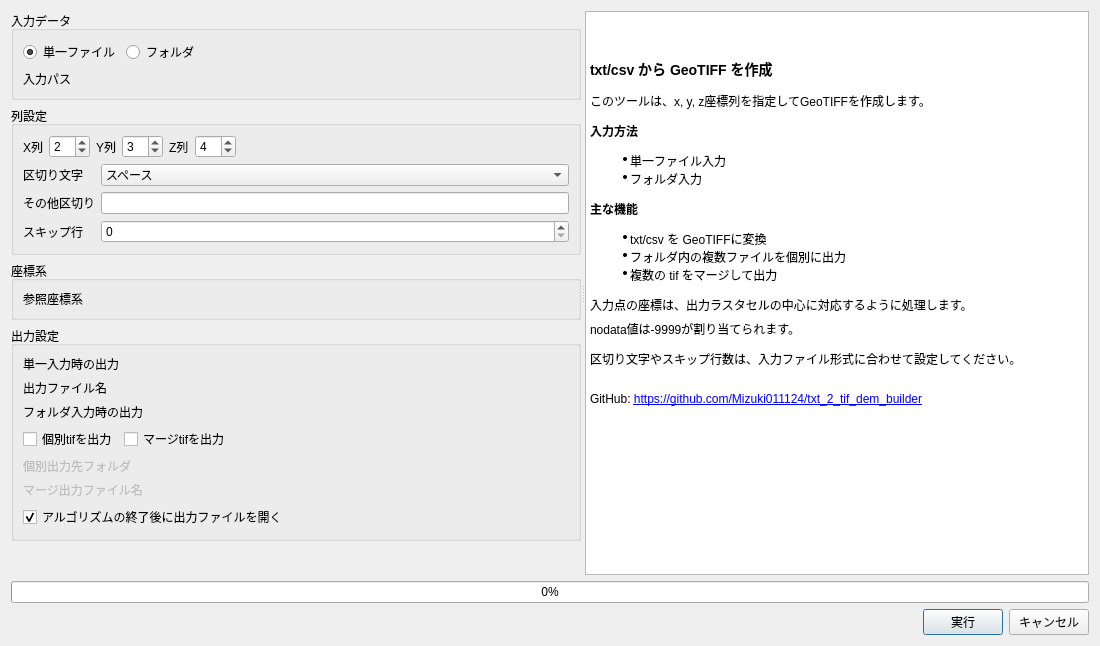
First picture: the form in txt_2_tif_dem_builder_dialog_base.ui, repository Mizuki011124/txt_2_tif_dem_builder, before the edit.
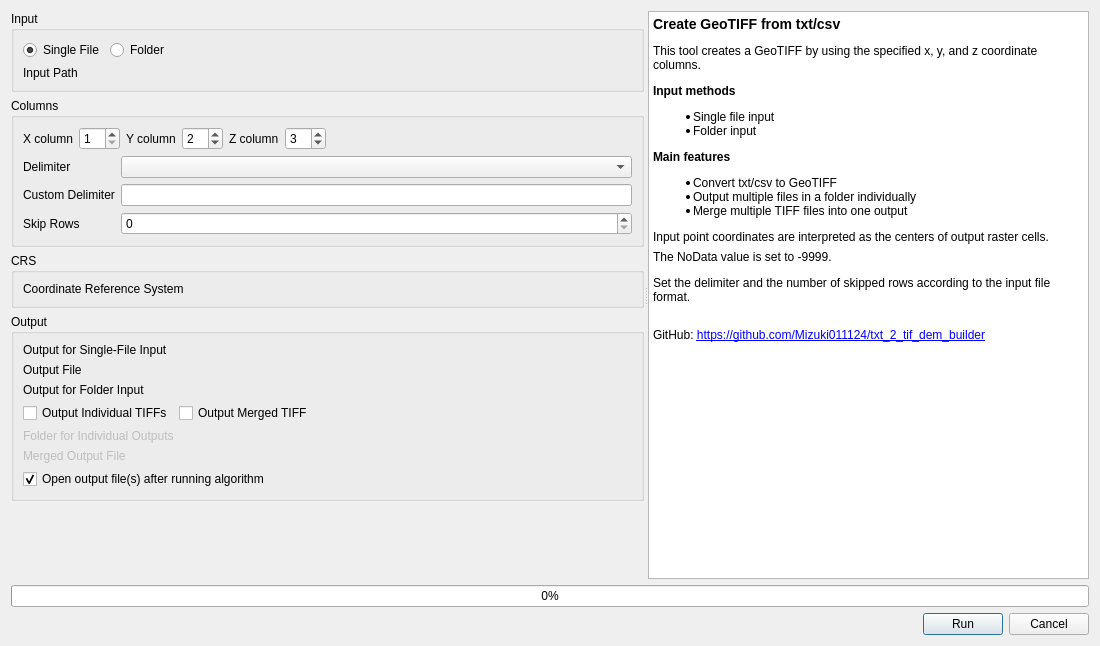
Second picture: the form after the edit. Custom widgets are drawn as their Qt base class.

Commit message: 英語対応実装

```diff
--- a/txt_2_tif_dem_builder_dialog_base.ui
+++ b/txt_2_tif_dem_builder_dialog_base.ui
@@ -23,7 +23,7 @@
        <item>
         <widget class="QGroupBox" name="groupBoxInput">
          <property name="title">
-          <string>入力データ</string>
+          <string>Input</string>
          </property>
          <layout class="QVBoxLayout" name="verticalLayoutInputGroup">
           <item>
@@ -31,7 +31,7 @@
             <item>
              <widget class="QRadioButton" name="radioInputFile">
               <property name="text">
-               <string>単一ファイル</string>
+               <string>Single File</string>
               </property>
               <property name="checked">
                <bool>true</bool>
@@ -41,7 +41,7 @@
             <item>
              <widget class="QRadioButton" name="radioInputFolder">
               <property name="text">
-               <string>フォルダ</string>
+               <string>Folder</string>
               </property>
              </widget>
             </item>
@@ -65,7 +65,7 @@
             <item row="0" column="0">
              <widget class="QLabel" name="labelInputPath">
               <property name="text">
-               <string>入力パス</string>
+               <string>Input Path</string>
               </property>
              </widget>
             </item>
@@ -87,7 +87,7 @@
        <item>
         <widget class="QGroupBox" name="groupBoxColumns">
          <property name="title">
-          <string>列設定</string>
+          <string>Columns</string>
          </property>
          <layout class="QVBoxLayout" name="verticalLayoutColumnsGroup">
           <item>
@@ -95,7 +95,7 @@
             <item>
              <widget class="QLabel" name="labelX">
               <property name="text">
-               <string>X列</string>
+               <string>X column</string>
               </property>
              </widget>
             </item>
@@ -105,14 +105,14 @@
                <number>1</number>
               </property>
               <property name="value">
-               <number>2</number>
+               <number>1</number>
               </property>
              </widget>
             </item>
             <item>
              <widget class="QLabel" name="labelY">
               <property name="text">
-               <string>Y列</string>
+               <string>Y column</string>
               </property>
              </widget>
             </item>
@@ -122,14 +122,14 @@
                <number>1</number>
               </property>
               <property name="value">
-               <number>3</number>
+               <number>2</number>
               </property>
              </widget>
             </item>
             <item>
              <widget class="QLabel" name="labelZ">
               <property name="text">
-               <string>Z列</string>
+               <string>Z column</string>
               </property>
              </widget>
             </item>
@@ -139,7 +139,7 @@
                <number>1</number>
               </property>
               <property name="value">
-               <number>4</number>
+               <number>3</number>
               </property>
              </widget>
             </item>
@@ -163,43 +163,17 @@
             <item row="0" column="0">
              <widget class="QLabel" name="labelDelimiter">
               <property name="text">
-               <string>区切り文字</string>
+               <string>Delimiter</string>
               </property>
              </widget>
             </item>
             <item row="0" column="1">
-             <widget class="QComboBox" name="comboDelimiter">
-              <item>
-               <property name="text">
-                <string>スペース</string>
-               </property>
-              </item>
-              <item>
-               <property name="text">
-                <string>カンマ (,)</string>
-               </property>
-              </item>
-              <item>
-               <property name="text">
-                <string>タブ (\t)</string>
-               </property>
-              </item>
-              <item>
-               <property name="text">
-                <string>セミコロン (;)</string>
-               </property>
-              </item>
-              <item>
-               <property name="text">
-                <string>その他</string>
-               </property>
-              </item>
-             </widget>
+             <widget class="QComboBox" name="comboDelimiter"/>
             </item>
             <item row="1" column="0">
              <widget class="QLabel" name="labelCustomDelimiter">
               <property name="text">
-               <string>その他区切り</string>
+               <string>Custom Delimiter</string>
               </property>
              </widget>
             </item>
@@ -216,7 +190,7 @@
             <item row="2" column="0">
              <widget class="QLabel" name="labelSkip">
               <property name="text">
-               <string>スキップ行</string>
+               <string>Skip Rows</string>
               </property>
              </widget>
             </item>
@@ -238,13 +212,13 @@
        <item>
         <widget class="QGroupBox" name="groupBoxCRS">
          <property name="title">
-          <string>座標系</string>
+          <string>CRS</string>
          </property>
          <layout class="QFormLayout" name="formLayoutCRS">
           <item row="0" column="0">
            <widget class="QLabel" name="labelCRS">
             <property name="text">
-             <string>参照座標系</string>
+             <string>Coordinate Reference System</string>
             </property>
            </widget>
           </item>
@@ -264,13 +238,13 @@
        <item>
         <widget class="QGroupBox" name="groupBoxOutput">
          <property name="title">
-          <string>出力設定</string>
+          <string>Output</string>
          </property>
          <layout class="QVBoxLayout" name="verticalLayoutOutputGroup">
           <item>
            <widget class="QLabel" name="labelSingleOutputHeader">
             <property name="text">
-             <string>単一入力時の出力</string>
+             <string>Output for Single-File Input</string>
             </property>
            </widget>
           </item>
@@ -279,7 +253,7 @@
             <item row="0" column="0">
              <widget class="QLabel" name="labelSingleOutput">
               <property name="text">
-               <string>出力ファイル名</string>
+               <string>Output File</string>
               </property>
              </widget>
             </item>
@@ -298,7 +272,7 @@
           <item>
            <widget class="QLabel" name="labelFolderOutputHeader">
             <property name="text">
-             <string>フォルダ入力時の出力</string>
+             <string>Output for Folder Input</string>
             </property>
            </widget>
           </item>
@@ -307,14 +281,14 @@
             <item>
              <widget class="QCheckBox" name="checkOutputIndividual">
               <property name="text">
-               <string>個別tifを出力</string>
+               <string>Output Individual TIFFs</string>
               </property>
              </widget>
             </item>
             <item>
              <widget class="QCheckBox" name="checkOutputMerged">
               <property name="text">
-               <string>マージtifを出力</string>
+               <string>Output Merged TIFF</string>
               </property>
              </widget>
             </item>
@@ -341,7 +315,7 @@
                <bool>false</bool>
               </property>
               <property name="text">
-               <string>個別出力先フォルダ</string>
+               <string>Folder for Individual Outputs</string>
               </property>
              </widget>
             </item>
@@ -364,7 +338,7 @@
                <bool>false</bool>
               </property>
               <property name="text">
-               <string>マージ出力ファイル名</string>
+               <string>Merged Output File</string>
               </property>
              </widget>
             </item>
@@ -386,7 +360,7 @@
           <item>
            <widget class="QCheckBox" name="checkAddToQgis">
             <property name="text">
-             <string>アルゴリズムの終了後に出力ファイルを開く</string>
+             <string>Open output file(s) after running algorithm</string>
             </property>
             <property name="checked">
              <bool>true</bool>
@@ -415,29 +389,29 @@
       <layout class="QVBoxLayout" name="verticalLayoutRight">
        <item>
         <widget class="QTextBrowser" name="textBrowserHelp">
-          <property name="html">
-            <string>&lt;!DOCTYPE HTML PUBLIC "-//W3C//DTD HTML 4.0//EN" "http://www.w3.org/TR/REC-html40/strict.dtd"&gt;
-              &lt;html&gt;&lt;head&gt;&lt;meta name="qrichtext" content="1" /&gt;&lt;style type="text/css"&gt;
-              p, li { white-space: pre-wrap; }
-              &lt;/style&gt;&lt;/head&gt;&lt;body style=" font-family:'MS UI Gothic'; font-size:9.216pt; font-weight:400; font-style:normal;"&gt;
-              &lt;h3 style=" margin-top:14px; margin-bottom:12px; margin-left:0px; margin-right:0px; -qt-block-indent:0; text-indent:0px;"&gt;&lt;span style=" font-size:large; font-weight:600;"&gt;txt/csv から GeoTIFF を作成&lt;/span&gt;&lt;/h3&gt;
-              &lt;p style=" margin-top:12px; margin-bottom:12px; margin-left:0px; margin-right:0px; -qt-block-indent:0; text-indent:0px;"&gt;このツールは、x, y, z座標列を指定してGeoTIFFを作成します。&lt;/p&gt;
-              &lt;p style=" margin-top:12px; margin-bottom:12px; margin-left:0px; margin-right:0px; -qt-block-indent:0; text-indent:0px;"&gt;&lt;span style=" font-weight:600;"&gt;入力方法&lt;/span&gt;&lt;/p&gt;
-              &lt;ul style="margin-top: 0px; margin-bottom: 0px; margin-left: 0px; margin-right: 0px; -qt-list-indent: 1;"&gt;&lt;li style=" margin-top:12px; margin-bottom:0px; margin-left:0px; margin-right:0px; -qt-block-indent:0; text-indent:0px;"&gt;単一ファイル入力&lt;/li&gt;
-              &lt;li style=" margin-top:0px; margin-bottom:12px; margin-left:0px; margin-right:0px; -qt-block-indent:0; text-indent:0px;"&gt;フォルダ入力&lt;/li&gt;&lt;/ul&gt;
-              &lt;p style=" margin-top:12px; margin-bottom:12px; margin-left:0px; margin-right:0px; -qt-block-indent:0; text-indent:0px;"&gt;&lt;span style=" font-weight:600;"&gt;主な機能&lt;/span&gt;&lt;/p&gt;
-              &lt;ul style="margin-top: 0px; margin-bottom: 0px; margin-left: 0px; margin-right: 0px; -qt-list-indent: 1;"&gt;&lt;li style=" margin-top:12px; margin-bottom:0px; margin-left:0px; margin-right:0px; -qt-block-indent:0; text-indent:0px;"&gt;txt/csv を GeoTIFFに変換&lt;/li&gt;
-              &lt;li style=" margin-top:0px; margin-bottom:0px; margin-left:0px; margin-right:0px; -qt-block-indent:0; text-indent:0px;"&gt;フォルダ内の複数ファイルを個別に出力&lt;/li&gt;
-              &lt;li style=" margin-top:0px; margin-bottom:12px; margin-left:0px; margin-right:0px; -qt-block-indent:0; text-indent:0px;"&gt;複数の tif をマージして出力&lt;/li&gt;&lt;/ul&gt;
-              &lt;p style=" margin-top:12px; margin-bottom:6px; margin-left:0px; margin-right:0px; -qt-block-indent:0; text-indent:0px;"&gt;入力点の座標は、出力ラスタセルの中心に対応するように処理します。&lt;/p&gt;
-              &lt;p style=" margin-top:6px; margin-bottom:12px; margin-left:0px; margin-right:0px; -qt-block-indent:0; text-indent:0px;"&gt;nodata値は-9999が割り当てられます。&lt;/p&gt;
-              &lt;p style=" margin-top:12px; margin-bottom:12px; margin-left:0px; margin-right:0px; -qt-block-indent:0; text-indent:0px;"&gt;区切り文字やスキップ行数は、入力ファイル形式に合わせて設定してください。&lt;/p&gt;
-              &lt;p style=" margin-top:24px; margin-bottom:12px; margin-left:0px; margin-right:0px; -qt-block-indent:0; text-indent:0px;"&gt;GitHub: &lt;a href="https://github.com/Mizuki011124/txt_2_tif_dem_builder"&gt;https://github.com/Mizuki011124/txt_2_tif_dem_builder&lt;/a&gt;&lt;/p&gt;
-              &lt;/body&gt;&lt;/html&gt;</string>
-          </property>
-          <property name="openExternalLinks">
-            <bool>true</bool>
-          </property>
+         <property name="openExternalLinks">
+          <bool>true</bool>
+         </property>
+         <property name="html">
+          <string>&lt;!DOCTYPE HTML PUBLIC "-//W3C//DTD HTML 4.0//EN" "http://www.w3.org/TR/REC-html40/strict.dtd"&gt;
+&lt;html&gt;&lt;head&gt;&lt;meta name="qrichtext" content="1" /&gt;&lt;style type="text/css"&gt;
+p, li { white-space: pre-wrap; }
+&lt;/style&gt;&lt;/head&gt;&lt;body style=" font-family:'MS UI Gothic'; font-size:9.216pt; font-weight:400; font-style:normal;"&gt;
+&lt;h3 style=" margin-top:14px; margin-bottom:12px; margin-left:0px; margin-right:0px; -qt-block-indent:0; text-indent:0px;"&gt;&lt;span style=" font-size:large; font-weight:600;"&gt;Create GeoTIFF from txt/csv&lt;/span&gt;&lt;/h3&gt;
+&lt;p style=" margin-top:12px; margin-bottom:12px; margin-left:0px; margin-right:0px; -qt-block-indent:0; text-indent:0px;"&gt;This tool creates a GeoTIFF by using the specified x, y, and z coordinate columns.&lt;/p&gt;
+&lt;p style=" margin-top:12px; margin-bottom:12px; margin-left:0px; margin-right:0px; -qt-block-indent:0; text-indent:0px;"&gt;&lt;span style=" font-weight:600;"&gt;Input methods&lt;/span&gt;&lt;/p&gt;
+&lt;ul style="margin-top: 0px; margin-bottom: 0px; margin-left: 0px; margin-right: 0px; -qt-list-indent: 1;"&gt;&lt;li style=" margin-top:12px; margin-bottom:0px; margin-left:0px; margin-right:0px; -qt-block-indent:0; text-indent:0px;"&gt;Single file input&lt;/li&gt;
+&lt;li style=" margin-top:0px; margin-bottom:12px; margin-left:0px; margin-right:0px; -qt-block-indent:0; text-indent:0px;"&gt;Folder input&lt;/li&gt;&lt;/ul&gt;
+&lt;p style=" margin-top:12px; margin-bottom:12px; margin-left:0px; margin-right:0px; -qt-block-indent:0; text-indent:0px;"&gt;&lt;span style=" font-weight:600;"&gt;Main features&lt;/span&gt;&lt;/p&gt;
+&lt;ul style="margin-top: 0px; margin-bottom: 0px; margin-left: 0px; margin-right: 0px; -qt-list-indent: 1;"&gt;&lt;li style=" margin-top:12px; margin-bottom:0px; margin-left:0px; margin-right:0px; -qt-block-indent:0; text-indent:0px;"&gt;Convert txt/csv to GeoTIFF&lt;/li&gt;
+&lt;li style=" margin-top:0px; margin-bottom:0px; margin-left:0px; margin-right:0px; -qt-block-indent:0; text-indent:0px;"&gt;Output multiple files in a folder individually&lt;/li&gt;
+&lt;li style=" margin-top:0px; margin-bottom:12px; margin-left:0px; margin-right:0px; -qt-block-indent:0; text-indent:0px;"&gt;Merge multiple TIFF files into one output&lt;/li&gt;&lt;/ul&gt;
+&lt;p style=" margin-top:12px; margin-bottom:6px; margin-left:0px; margin-right:0px; -qt-block-indent:0; text-indent:0px;"&gt;Input point coordinates are interpreted as the centers of output raster cells.&lt;/p&gt;
+&lt;p style=" margin-top:6px; margin-bottom:12px; margin-left:0px; margin-right:0px; -qt-block-indent:0; text-indent:0px;"&gt;The NoData value is set to -9999.&lt;/p&gt;
+&lt;p style=" margin-top:12px; margin-bottom:12px; margin-left:0px; margin-right:0px; -qt-block-indent:0; text-indent:0px;"&gt;Set the delimiter and the number of skipped rows according to the input file format.&lt;/p&gt;
+&lt;p style=" margin-top:24px; margin-bottom:12px; margin-left:0px; margin-right:0px; -qt-block-indent:0; text-indent:0px;"&gt;GitHub: &lt;a href="https://github.com/Mizuki011124/txt_2_tif_dem_builder"&gt;https://github.com/Mizuki011124/txt_2_tif_dem_builder&lt;/a&gt;&lt;/p&gt;
+&lt;/body&gt;&lt;/html&gt;</string>
+         </property>
         </widget>
        </item>
       </layout>
@@ -469,14 +443,14 @@
      <item>
       <widget class="QPushButton" name="pushButtonRun">
        <property name="text">
-        <string>実行</string>
+        <string>Run</string>
        </property>
       </widget>
      </item>
      <item>
       <widget class="QPushButton" name="pushButtonCancel">
        <property name="text">
-        <string>キャンセル</string>
+        <string>Cancel</string>
        </property>
       </widget>
      </item>
```
The commit also changes 4 other files.
